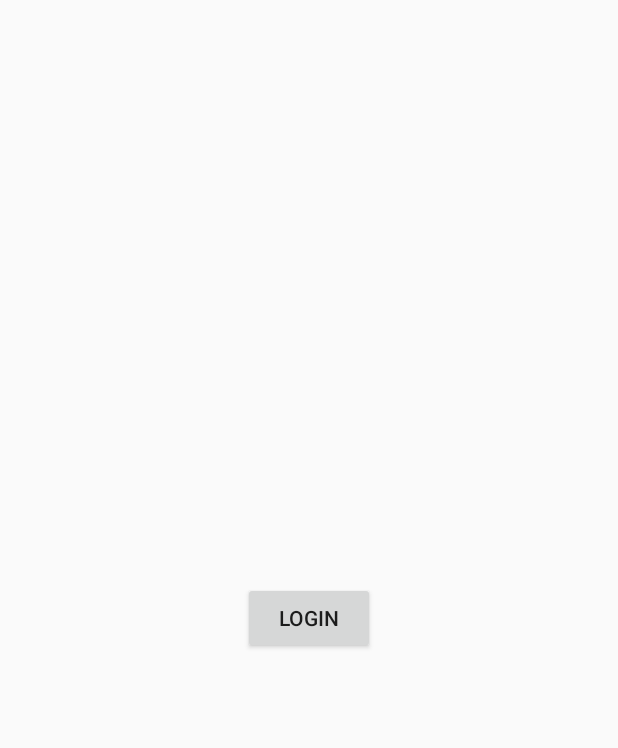
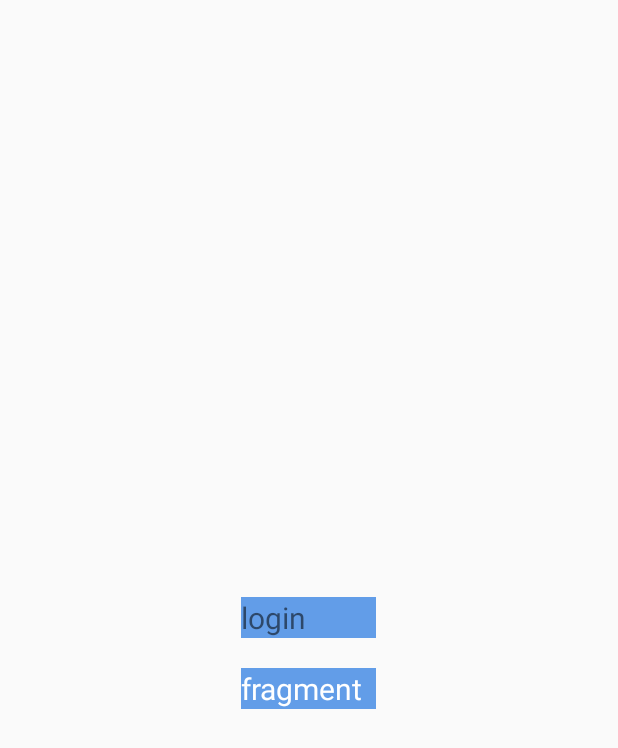
Before and after one commit to 1006245347/catalogs, an Android app: the screen it shows after launch (LoginPhoneActivity), on a phone screen of 412 x 824 dp. Shown: the top 748 px of the screen. Run offline under Robolectric (Android 15) with nearby library versions, the phone set to English and light mode, and no system bars; libraries missing offline, so code that uses them is left out: com.chad.library, com.didi.drouter.

```diff
--- a/coreLib/lib-bridge/src/main/java/com/lyentech/bridge/RoutePath.kt
+++ b/coreLib/lib-bridge/src/main/java/com/lyentech/bridge/RoutePath.kt
@@ -2,7 +2,7 @@ package com.lyentech.bridge
 
 /**
  * @author by jason-何伟杰，2024/10/18
- * des:路由页面路径
+ * des:路由页面路径 第一个字符一般为斜杠
  */
 object RoutePath {
 
@@ -10,4 +10,6 @@ object RoutePath {
     const val LOGIN_PHONE="/login/phone"
 
     const val TOOLS_PLAY="/tools/play"
+
+    const val TOOLS_EX="/tools/ex_fragment"
 }
--- a/module-login/src/main/java/com/lyentech/login/LoginPhoneActivity.kt
+++ b/module-login/src/main/java/com/lyentech/login/LoginPhoneActivity.kt
@@ -1,23 +1,37 @@
 package com.lyentech.login
 
+import android.app.Activity
+import android.content.Context
+import android.content.Intent
+import android.media.MediaRouter2.RouteCallback
 import android.os.Bundle
 import android.widget.Button
+import android.widget.TextView
 import androidx.activity.enableEdgeToEdge
+import androidx.activity.result.ActivityResult
+import androidx.activity.result.ActivityResultCallback
+import androidx.activity.result.contract.ActivityResultContract
 import androidx.appcompat.app.AppCompatActivity
 import androidx.core.view.ViewCompat
 import androidx.core.view.WindowInsetsCompat
+import androidx.fragment.app.commit
+import androidx.fragment.app.replace
 import com.didi.drouter.annotation.Router
 import com.didi.drouter.api.DRouter
+import com.didi.drouter.api.Extend
+import com.didi.drouter.router.Result
+import com.didi.drouter.router.RouterCallback
 import com.lyentech.basic.base.BaseGActivity
 import com.lyentech.basic.base.bindView
 import com.lyentech.basic.base.clickFilter
 import com.lyentech.basic.base.delayTask
+import com.lyentech.basic.utils.printD
 import com.lyentech.bridge.ModuleFactory
 import com.lyentech.bridge.RoutePath
 
 @Router(path = RoutePath.LOGIN_PHONE)
 class LoginPhoneActivity : BaseGActivity() {
-    private lateinit var btnLogin: Button
+    private lateinit var btnLogin: TextView
     override fun onCreate(savedInstanceState: Bundle?) {
         super.onCreate(savedInstanceState)
         enableEdgeToEdge()
@@ -34,11 +48,60 @@ class LoginPhoneActivity : BaseGActivity() {
 
             //调用另外Tools组件的api显示
             val url = "https://malloss.gree.com/gree-mall-v2/cc06e180c9004c85acd309128d18ff81.jpg"
-            ModuleFactory.instance.getToolService()?.showMedia(url,this)
+            ModuleFactory.instance.getToolService()?.showMedia(url, this)
 
             delayTask {
-                DRouter.build(RoutePath.TOOLS_PLAY).start()
+//                DRouter.build(RoutePath.TOOLS_PLAY).start()
+                DRouter.build(RoutePath.TOOLS_PLAY)
+                    .setActivityResultLauncher(launcher)
+                    .start()
             }
         }
+
+        clickFilter(R.id.btnEx) {
+            DRouter.build( RoutePath.TOOLS_EX)//"didi://router"
+                .putExtra("ex", "333")
+//                .putExtra(
+//                    Extend.START_ACTIVITY_FLAGS,
+//                    Intent.FLAG_ACTIVITY_NEW_TASK or Intent.FLAG_ACTIVITY_CLEAR_TASK
+//                )
+                .start(LoginPhoneActivity@ this, object : RouterCallback {
+                    override fun onResult(result: Result) {
+                        result.fragment?.let {
+                            supportFragmentManager.beginTransaction()
+                                .replace(R.id.fragment_container_view, it)
+                                .commit()
+                        }
+                    }
+                })
+        }
     }
+
+    private val launcher =
+        registerForActivityResult(object : ActivityResultContract<Intent, String?>() {
+            override fun createIntent(context: Context, input: Intent): Intent {
+                val bundle = Bundle()
+                bundle.putString("key", "China")
+                input.putExtra("data", bundle)
+                return input
+            }
+
+            override fun parseResult(resultCode: Int, intent: Intent?): String {
+                if (null == intent) {
+                    return ""
+                } else {
+                    if (resultCode == Activity.RESULT_OK) {
+                        val data = intent.getBundleExtra("back")
+                        val result = data?.getString("key")
+                        return result!!
+                    }
+                }
+                return "null"
+            }
+        },
+            object : ActivityResultCallback<String?> {
+                override fun onActivityResult(result: String?) {
+                    printD("out>$result")
+                }
+            })
 }
--- a/module-login/src/main/res/layout/activity_login_phone.xml
+++ b/module-login/src/main/res/layout/activity_login_phone.xml
@@ -7,10 +7,31 @@
     android:layout_height="match_parent"
     tools:context=".LoginPhoneActivity">
 
-    <Button
+    <!-- 设置button会在FrameLayout的 上面   -->
+    <TextView
         android:id="@+id/btnLogin"
-        android:layout_width="wrap_content"
+        android:layout_width="90dp"
         android:layout_height="wrap_content"
         android:layout_centerInParent="true"
-        android:text="login" />
+        android:background="@color/cBlue_low"
+        android:text="login"
+        android:textSize="20sp" />
+
+    <TextView
+        android:id="@+id/btnEx"
+        android:layout_width="90dp"
+        android:layout_height="wrap_content"
+        android:layout_below="@+id/btnLogin"
+        android:layout_centerHorizontal="true"
+        android:layout_marginTop="20dp"
+        android:background="@color/cBlue_low"
+        android:text="fragment"
+        android:textColor="@color/cWhite"
+        android:textSize="20sp" />
+
+    <FrameLayout
+        android:id="@+id/fragment_container_view"
+        android:layout_width="match_parent"
+        android:layout_height="match_parent" />
+
 </RelativeLayout>
```
Also changed, not shown: coreLib/lib-basic/src/main/java/com/lyentech/basic/base/CoreApplicationProvider.kt (+6 -6 lines), module-tools/src/main/java/com/lyentech/tools/ExampleFragment.kt (added, +69 -0 lines), module-tools/src/main/java/com/lyentech/tools/ToolsActivity.kt (+13 -2 lines), module-tools/src/main/res/layout/activity_tools.xml (+8 -0 lines), module-tools/src/main/res/layout/fragment_ex.xml (added, +14 -0 lines), 1 other file.
